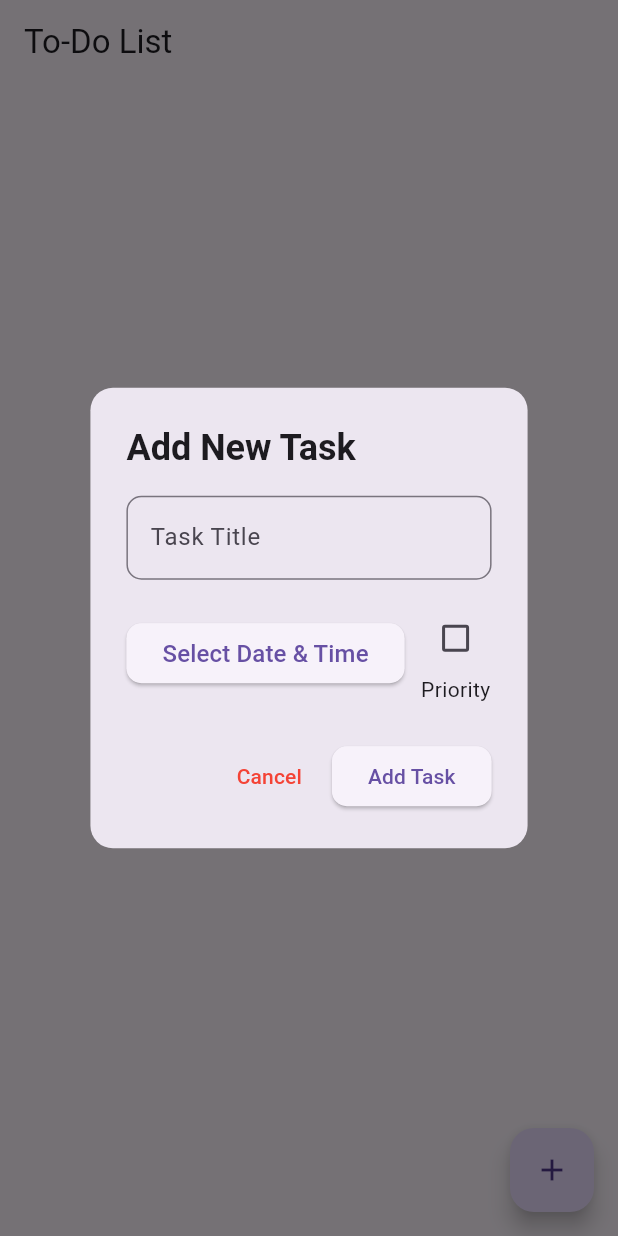
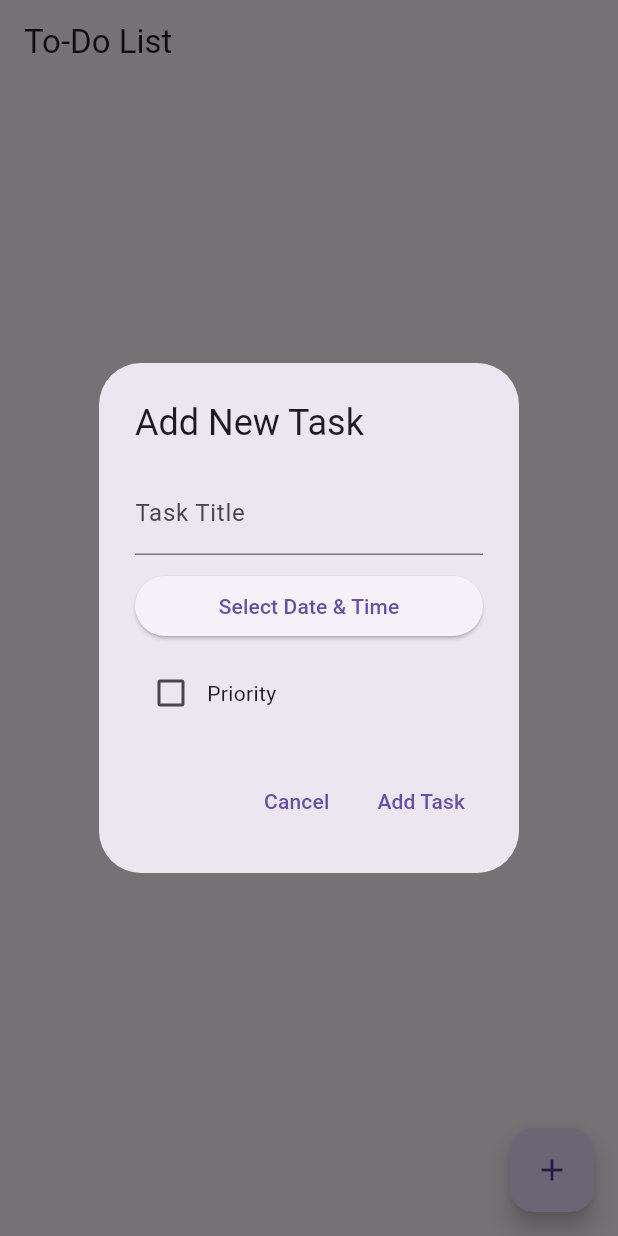
Before and after one commit to CodeRohanDev/Todo-List-Pro, a Flutter app: the screen it shows after launch, after a tap on the "add" icon, on a phone screen of 412 x 824 dp. Run offline on Flutter 3.47's test engine with Material 3 defaults, Android fonts, the phone set to English and light mode, and no system bars; our stand-ins replace hive, hive_flutter; accounts and stored records are empty.

Commit message:
ui enhanced

```diff
--- a/lib/main.dart
+++ b/lib/main.dart
@@ -1,11 +1,18 @@
-// ignore_for_file: use_key_in_widget_constructors
-
 import 'package:flutter/material.dart';
+import 'package:hive_flutter/hive_flutter.dart';
 import 'package:provider/provider.dart';
+import 'package:todo_list_pro/models/task.dart';
 import 'package:todo_list_pro/providers/task_provider.dart';
 import 'package:todo_list_pro/screens/home_screen.dart';
 
-void main() {
+void main() async {
+  WidgetsFlutterBinding.ensureInitialized();
+  await Hive.initFlutter();
+
+  // Register the TaskAdapter
+  Hive.registerAdapter(TaskAdapter());
+  await Hive.openBox<Task>('tasks');
+
   runApp(MyApp());
 }
 
@@ -15,7 +22,7 @@ class MyApp extends StatelessWidget {
     return ChangeNotifierProvider(
       create: (context) => TaskProvider(),
       child: MaterialApp(
-        title: 'To-Do List App',
+        title: 'To-Do List',
         theme: ThemeData(
           primarySwatch: Colors.blue,
         ),
--- a/lib/models/task.dart
+++ b/lib/models/task.dart
@@ -1,17 +1,33 @@
-import 'package:flutter/material.dart';
+import 'package:hive/hive.dart';
 
-class Task {
-  final String title;
-  final DateTime dateTime;
-  bool isDone;
-  final bool isPriority;
+part 'task.g.dart';
+
+@HiveType(typeId: 0)
+class Task extends HiveObject {
+  @HiveField(0)
+  String title;
+
+  @HiveField(1)
+  DateTime dateTime;
+
+  @HiveField(2)
+  bool isPriority;
+
+  @HiveField(3)
+  bool isCompleted;
+
+  @HiveField(4)
   double progress;
 
   Task({
     required this.title,
     required this.dateTime,
-    this.isDone = false,
     this.isPriority = false,
+    this.isCompleted = false,
     this.progress = 0.0,
   });
+
+  bool get isExpired {
+    return !isCompleted && dateTime.isBefore(DateTime.now());
+  }
 }
--- a/lib/providers/task_provider.dart
+++ b/lib/providers/task_provider.dart
@@ -1,43 +1,39 @@
-import 'package:flutter/material.dart';
+import 'package:flutter/foundation.dart';
+import 'package:hive/hive.dart';
 import 'package:todo_list_pro/models/task.dart';
 
-class TaskProvider with ChangeNotifier {
-  List<Task> _tasks = [];
+class TaskProvider extends ChangeNotifier {
+  Box<Task> _taskBox = Hive.box<Task>('tasks');
 
-  List<Task> get tasks => _tasks;
+  List<Task> get tasks => _taskBox.values.toList();
+
+  List<Task> get outgoingTasks =>
+      tasks.where((task) => !task.isCompleted && !task.isExpired).toList();
+
+  List<Task> get completedTasks =>
+      tasks.where((task) => task.isCompleted).toList();
+
+  List<Task> get expiredTasks =>
+      tasks.where((task) => !task.isCompleted && task.isExpired).toList();
 
   void addTask(Task task) {
-    _tasks.add(task);
-    _sortTasks();
+    _taskBox.add(task);
     notifyListeners();
   }
 
-  void removeTask(Task task) {
-    _tasks.remove(task);
-    notifyListeners();
-  }
-
-  void toggleTaskStatus(Task task) {
-    task.isDone = !task.isDone;
+  void updateTask(Task task) {
+    task.save();
     notifyListeners();
   }
 
   void updateTaskProgress(Task task, double progress) {
-    if (progress >= task.progress) {
-      // Ensure progress can only be increased
-      task.progress = progress;
-      if (progress == 1.0) {
-        task.isDone = true; // Mark task as done if progress is 100%
-      }
-      notifyListeners();
-    }
+    task.progress = progress;
+    task.save();
+    notifyListeners();
   }
 
-  void _sortTasks() {
-    _tasks.sort((a, b) {
-      if (a.isPriority && !b.isPriority) return -1;
-      if (!a.isPriority && b.isPriority) return 1;
-      return a.dateTime.compareTo(b.dateTime);
-    });
+  void deleteTask(Task task) {
+    task.delete();
+    notifyListeners();
   }
 }
--- a/lib/screens/home_screen.dart
+++ b/lib/screens/home_screen.dart
@@ -1,5 +1,6 @@
 import 'package:flutter/material.dart';
 import 'package:provider/provider.dart';
+import 'package:todo_list_pro/models/task.dart';
 import 'package:todo_list_pro/providers/task_provider.dart';
 import 'package:todo_list_pro/widgets/add_task_dialog.dart';
 import 'package:todo_list_pro/widgets/task_tile.dart';
@@ -13,12 +14,27 @@ class HomeScreen extends StatelessWidget {
       ),
       body: Consumer<TaskProvider>(
         builder: (context, taskProvider, child) {
-          return ListView.builder(
-            itemCount: taskProvider.tasks.length,
-            itemBuilder: (context, index) {
-              final task = taskProvider.tasks[index];
-              return TaskTile(task: task);
-            },
+          return Padding(
+            padding: const EdgeInsets.only(left: 7, right: 7),
+            child: ListView(
+              children: [
+                _buildSection(
+                  context,
+                  'Outgoing Tasks',
+                  taskProvider.outgoingTasks,
+                ),
+                _buildSection(
+                  context,
+                  'Completed Tasks',
+                  taskProvider.completedTasks,
+                ),
+                _buildSection(
+                  context,
+                  'Expired Tasks',
+                  taskProvider.expiredTasks,
+                ),
+              ],
+            ),
           );
         },
       ),
@@ -33,4 +49,33 @@ class HomeScreen extends StatelessWidget {
       ),
     );
   }
+
+  Widget _buildSection(BuildContext context, String title, List<Task> tasks) {
+    return tasks.isNotEmpty
+        ? Column(
+            crossAxisAlignment: CrossAxisAlignment.start,
+            children: [
+              Padding(
+                padding: const EdgeInsets.all(8.0),
+                child: Text(
+                  title,
+                  style: TextStyle(fontSize: 18, fontWeight: FontWeight.bold),
+                ),
+              ),
+              ListView.builder(
+                shrinkWrap: true,
+                physics: NeverScrollableScrollPhysics(),
+                itemCount: tasks.length,
+                itemBuilder: (context, index) {
+                  final task = tasks[index];
+                  return Padding(
+                    padding: const EdgeInsets.only(bottom: 2),
+                    child: TaskTile(task: task),
+                  );
+                },
+              ),
+            ],
+          )
+        : SizedBox();
+  }
 }
--- a/lib/widgets/add_task_dialog.dart
+++ b/lib/widgets/add_task_dialog.dart
@@ -1,4 +1,7 @@
+// ignore_for_file: use_build_context_synchronously, prefer_const_constructors, curly_braces_in_flow_control_structures, library_private_types_in_public_api, use_key_in_widget_constructors
+
 import 'package:flutter/material.dart';
+import 'package:intl/intl.dart';
 import 'package:provider/provider.dart';
 import 'package:todo_list_pro/models/task.dart';
 import 'package:todo_list_pro/providers/task_provider.dart';
@@ -16,47 +19,40 @@ class _AddTaskDialogState extends State<AddTaskDialog> {
   @override
   Widget build(BuildContext context) {
     return AlertDialog(
-      shape: RoundedRectangleBorder(
-        borderRadius: BorderRadius.circular(15),
-      ),
-      title:
-          Text('Add New Task', style: TextStyle(fontWeight: FontWeight.bold)),
-      content: SingleChildScrollView(
-        child: Column(
+      title: Text('Add New Task'),
+      content: Column(
         mainAxisSize: MainAxisSize.min,
         children: [
           TextField(
             controller: _taskController,
-              decoration: InputDecoration(
-                labelText: 'Task Title',
-                border: OutlineInputBorder(
-                  borderRadius: BorderRadius.circular(10),
+            decoration: InputDecoration(labelText: 'Task Title'),
           ),
-              ),
-            ),
-            SizedBox(height: 15),
+          SizedBox(height: 10),
           Row(
             children: [
               Expanded(
                 child: ElevatedButton(
                   onPressed: () async {
                     _selectedDateTime = await _selectDateTime(context);
+                    setState(() {}); // Update state after selecting date
                   },
-                    style: ElevatedButton.styleFrom(
-                      shape: RoundedRectangleBorder(
-                        borderRadius: BorderRadius.circular(10),
+                  child: Text(_selectedDateTime == null
+                      ? 'Select Date & Time'
+                      : 'Change Date & Time'),
                 ),
               ),
+            ],
+          ),
+          if (_selectedDateTime != null) // Display selected date and time
+            Padding(
+              padding: const EdgeInsets.symmetric(vertical: 8.0),
               child: Text(
-                      _selectedDateTime == null
-                          ? 'Select Date & Time'
-                          : '${_selectedDateTime!.toLocal()}'.split(' ')[0],
-                      style: TextStyle(fontSize: 16),
+                'Selected Date & Time: ${DateFormat('dd-MM-yyyy HH:mm').format(_selectedDateTime!)}',
+                style: TextStyle(fontWeight: FontWeight.bold),
               ),
             ),
-                ),
-                SizedBox(width: 10),
-                Column(
+          SizedBox(height: 10),
+          Row(
             children: [
               Checkbox(
                 value: _isPriority,
@@ -66,22 +62,19 @@ class _AddTaskDialogState extends State<AddTaskDialog> {
                   });
                 },
               ),
-                    Text('Priority', style: TextStyle(fontSize: 14)),
+              Text('Priority'),
             ],
           ),
         ],
-            ),
-          ],
-        ),
       ),
       actions: [
         TextButton(
           onPressed: () {
             Navigator.of(context).pop();
           },
-          child: Text('Cancel', style: TextStyle(color: Colors.red)),
+          child: Text('Cancel'),
         ),
-        ElevatedButton(
+        TextButton(
           onPressed: () {
             if (_taskController.text.isEmpty || _selectedDateTime == null)
               return;
@@ -93,11 +86,6 @@ class _AddTaskDialogState extends State<AddTaskDialog> {
             Provider.of<TaskProvider>(context, listen: false).addTask(newTask);
             Navigator.of(context).pop();
           },
-          style: ElevatedButton.styleFrom(
-            shape: RoundedRectangleBorder(
-              borderRadius: BorderRadius.circular(10),
-            ),
-          ),
           child: Text('Add Task'),
         ),
       ],
@@ -118,7 +106,12 @@ class _AddTaskDialogState extends State<AddTaskDialog> {
       );
       if (time != null) {
         return DateTime(
-            date.year, date.month, date.day, time.hour, time.minute);
+          date.year,
+          date.month,
+          date.day,
+          time.hour,
+          time.minute,
+        );
       }
     }
     return null;
--- a/pubspec.yaml
+++ b/pubspec.yaml
@@ -38,6 +38,10 @@ dependencies:
   provider: ^6.1.2
   intl: ^0.19.0
   flutter_local_notifications: ^17.2.1+1
+  hive_flutter: ^1.1.0
+  hive: ^2.2.3
+  build_runner: ^2.4.9
+  hive_generator: ^2.0.1
 
 dev_dependencies:
   flutter_test:
```
Also changed, not shown: lib/widgets/edit_task_dialog.dart (+23 -0 lines), lib/widgets/task_tile.dart (+79 -50 lines), lib/models/task.g.dart (added), pubspec.lock, 2 other files. Lines whose indentation alone changed are shown as unchanged.
